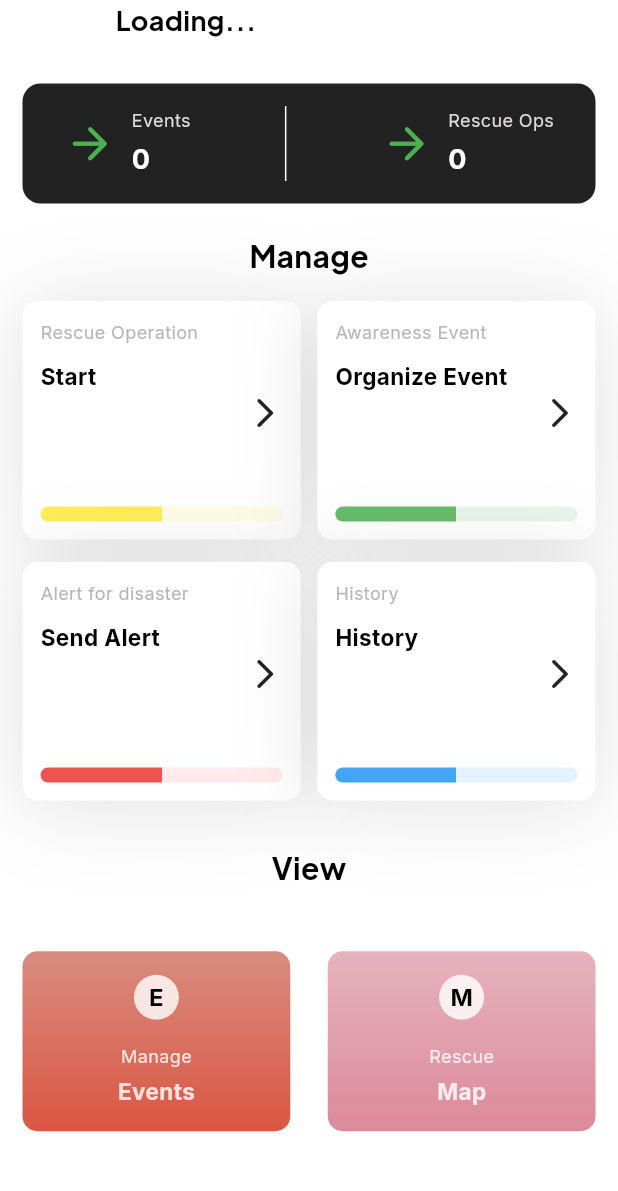
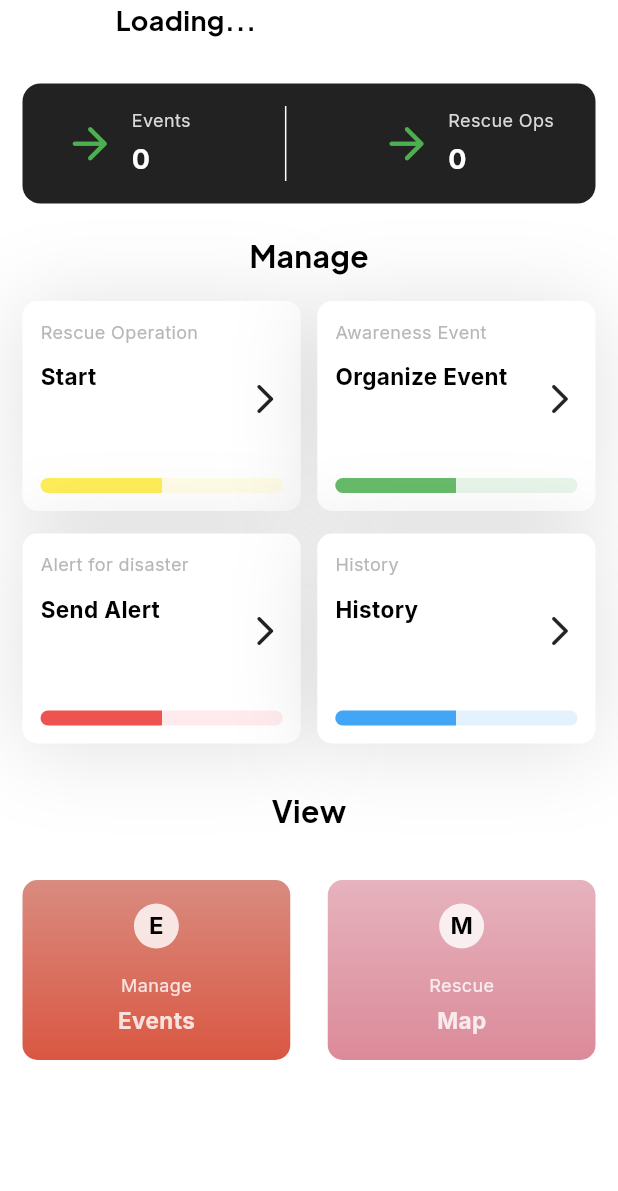
Before and after one commit to life-guardian/Angencies, a Flutter app: the HomeScreen widget shown alone on an empty page, opened directly with empty values, on a phone screen of 412 x 824 dp, the part 44-1235 px from its top. Run offline on Flutter 3.47's test engine with Material 3 defaults, Android fonts, the phone set to English and light mode, and no system bars; our stand-ins replace flutter_riverpod, geocoding, google_fonts, shared_preferences; missing offline and left inert: open_street_map_search_and_pick; accounts and stored records are empty; network calls fail.

Commit message:
added responsiveness to mobile landscape

```diff
--- a/lib/constants/sizes.dart
+++ b/lib/constants/sizes.dart
@@ -1 +1,3 @@
-const double kScreenWidth = 600;
+const double mobileScreenWidth = 600;
+
+bool kIsMobile = true;
--- a/lib/screens/home_screen.dart
+++ b/lib/screens/home_screen.dart
@@ -37,7 +37,6 @@ class _HomeScreenState extends ConsumerState<HomeScreen> {
   String? eventsCount;
   String? rescueCount;
   String? agencyname;
-  double _screenWidth = 0;
 
   // late double rescuseLineBarCount;
   // late double eventsLineBarCount;
@@ -87,16 +86,14 @@ class _HomeScreenState extends ConsumerState<HomeScreen> {
 
   @override
   Widget build(BuildContext context) {
-    _screenWidth = MediaQuery.of(context).size.width;
     ThemeData themeData = Theme.of(context);
     agencyname = ref.watch(agencyNameProvider);
     eventsCount = ref.watch(eventsCountProvider.notifier).state[0];
     rescueCount = ref.watch(eventsCountProvider.notifier).state[1];
 
-    double manageEventWidth = _screenWidth / 3;
-
     return Padding(
       padding: const EdgeInsets.symmetric(horizontal: 15),
+      child: SingleChildScrollView(
         child: Column(
           children: [
             Padding(
@@ -135,7 +132,8 @@ class _HomeScreenState extends ConsumerState<HomeScreen> {
               height: 21,
             ),
             EventRescueCountCard(
-              eventCount: eventsCount ?? '0', rescueCount: rescueCount ?? '0'),
+                eventCount: eventsCount ?? '0',
+                rescueCount: rescueCount ?? '0'),
             const SizedBox(
               height: 21,
             ),
@@ -149,7 +147,9 @@ class _HomeScreenState extends ConsumerState<HomeScreen> {
             const SizedBox(
               height: 15,
             ),
-          Expanded(
+            SizedBox(
+              // width: manageEventWidth,
+              height: 140,
               child: Row(
                 mainAxisAlignment: kIsWeb
                     ? MainAxisAlignment.spaceAround
@@ -190,7 +190,9 @@ class _HomeScreenState extends ConsumerState<HomeScreen> {
             const SizedBox(
               height: 15,
             ),
-          Expanded(
+            SizedBox(
+              height: 140,
+              // width: manageEventWidth,
               child: Row(
                 mainAxisAlignment: kIsWeb
                     ? MainAxisAlignment.spaceAround
@@ -217,8 +219,8 @@ class _HomeScreenState extends ConsumerState<HomeScreen> {
                     showModal: () {
                       modalBottomSheet.openModal(
                         context: context,
-                      widget:
-                          History(token: widget.token, agencyName: agencyname!),
+                        widget: History(
+                            token: widget.token, agencyName: agencyname!),
                       );
                     },
                     lineColor1: Colors.blue.shade400,
@@ -240,7 +242,8 @@ class _HomeScreenState extends ConsumerState<HomeScreen> {
             const SizedBox(
               height: 21,
             ),
-          Expanded(
+            SizedBox(
+              height: 140,
               child: Row(
                 mainAxisAlignment: kIsWeb
                     ? MainAxisAlignment.spaceAround
@@ -290,6 +293,7 @@ class _HomeScreenState extends ConsumerState<HomeScreen> {
             ),
           ],
         ),
+      ),
     );
   }
 }
```
Also changed, not shown: lib/screens/login_screen.dart (+5 -4 lines), lib/screens/register_screen.dart (+102 -60 lines), lib/screens/tabs.dart (+2 -9 lines), lib/screens/welcome_screen.dart (+12 -4 lines). Lines whose indentation alone changed are shown as unchanged.
